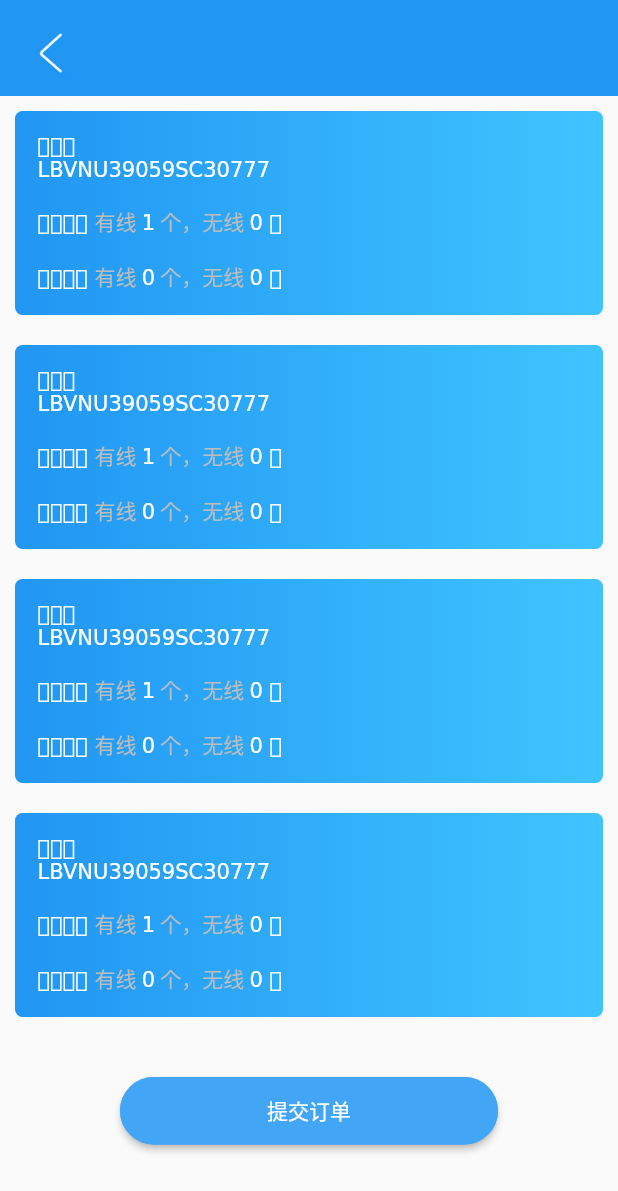
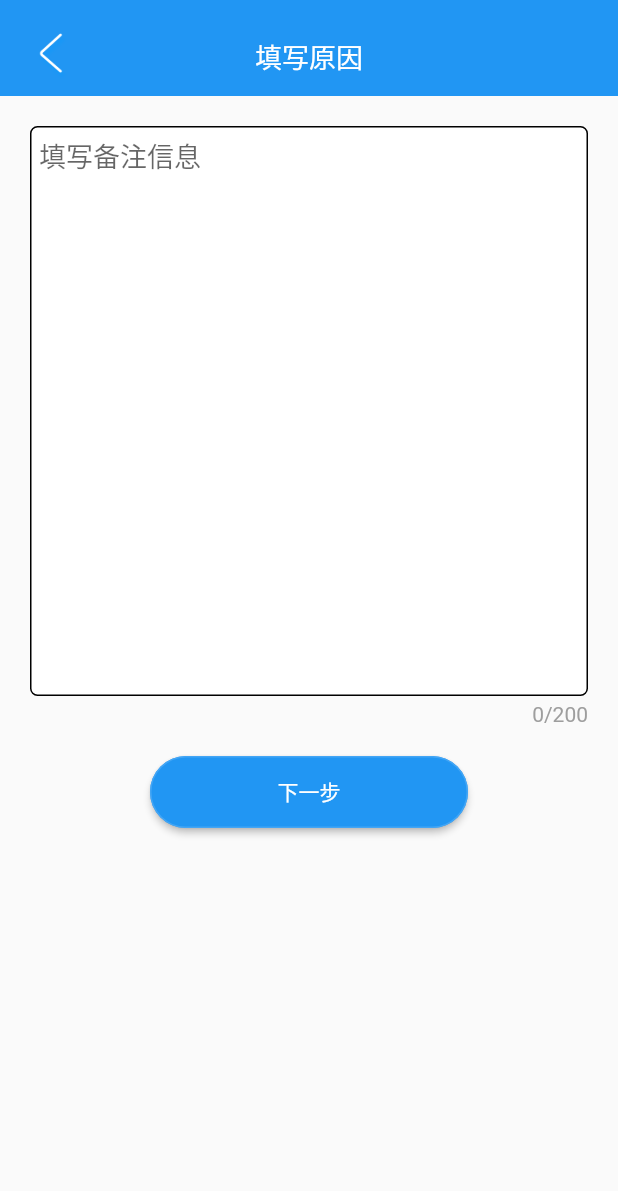
Before and after one commit to cookiemouse/dispatch_flutter, a Flutter app: the StartPage screen opened by its route, after a tap on "提交订单", on a phone screen of 412 x 824 dp. Shown: the top 1191 px of the screen. Run offline on Flutter 3.47's test engine with Material 2 defaults, Android fonts, the phone set to English and light mode, and no system bars; our stand-ins replace fluttertoast.

Commit message:
添加填写原因页面

```diff
--- a/lib/main.dart
+++ b/lib/main.dart
@@ -8,6 +8,7 @@ import 'pages/StartPage.dart';
 import 'pages/ChoiceWorkerPage.dart';
 import 'pages/StatisticsPage.dart';
 import 'pages/InstallPage.dart';
+import 'pages/EditReasonPage.dart';
 
 ManagerHomePage _mManagerHomePage = new ManagerHomePage(page: 0,);
 WorkerHomePage _mWorkerHomePage = new WorkerHomePage(page: 0,);
@@ -25,6 +26,7 @@ void main() => runApp(new MaterialApp(
         '/choiceworker': (context) => new ChoiceWorkerPage(),
         '/statistics': (context) => new StatisticsPage(isManager: false,),
         '/install': (context) => new InstallPage(),
+        '/editreason': (context) => new EditReasonPage(),
         '/test': (context) => new TestPage(),
       },
     ));
--- /dev/null
+++ b/lib/pages/EditReasonPage.dart
@@ -0,0 +1,83 @@
+import 'package:flutter/material.dart';
+import '../widgets/ModuleTitleBack.dart';
+import '../resources/ModuleDecoration.dart';
+import '../resources/ModuleBorder.dart';
+
+String mStr = '';
+
+class EditReasonPage extends StatefulWidget {
+  @override
+  State createState() {
+    return new _EditReasonPageState();
+  }
+}
+
+class _EditReasonPageState extends State {
+  @override
+  Widget build(BuildContext context) {
+    return new Scaffold(
+      body: new Column(
+        children: <Widget>[
+          new ModuleTitleBack(
+            title: '填写原因',
+            color: Colors.blue,
+          ),
+          new Expanded(
+            child: new ListView(
+              padding: const EdgeInsets.all(0.0),
+              children: <Widget>[
+                new Container(
+                  decoration: ModuleDecoration.editRoundRectDecorationReason(),
+                  height: 380.0,
+                  margin:
+                      const EdgeInsets.only(left: 20.0, right: 20.0, top: 20.0),
+                  child: new TextField(
+                    onChanged: (str) {
+                      mStr = str;
+                    },
+                    maxLines: 20,
+                    maxLength: 200,
+                    maxLengthEnforced: true,
+                    style: new TextStyle(fontSize: 18.0, color: Colors.black),
+                    decoration: const InputDecoration(
+                      border: InputBorder.none,
+                      contentPadding: const EdgeInsets.only(
+                          left: 5.0, right: 5.0, top: 5.0),
+                      counterText: '',
+                      hintText: '填写备注信息',
+                    ),
+                  ),
+                ),
+                new Container(
+                  margin: const EdgeInsets.only(top: 4.0, right: 20.0),
+                  child: new Row(
+                    children: <Widget>[
+                      new Expanded(child: new Text('')),
+                      new Text(
+                        '${mStr.length}/200',
+                        style: new TextStyle(color: Colors.grey),
+                      ),
+                    ],
+                  ),
+                ),
+                new Container(
+                  margin: const EdgeInsets.only(top: 20.0, left: 100.0, right: 100.0),
+                  height: 48.0,
+                  child: new RaisedButton(
+                    child: new Text(
+                      '下一步',
+                      style: new TextStyle(color: Colors.white),
+                    ),
+                    color: Colors.blue,
+                    shape: ModuleBorder.buttonRoundBorder(),
+                    onPressed: () {},
+                  ),
+                ),
+              ],
+            ),
+          ),
+        ],
+      ),
+    );
+  }
+}
--- a/lib/pages/LoginPage.dart
+++ b/lib/pages/LoginPage.dart
@@ -163,11 +163,8 @@ class _LoginPageState extends State {
     return new Scaffold(
       backgroundColor: Colors.white,
       body: new Center(
-        child: new SafeArea(
-          bottom: true,
-          child: new SingleChildScrollView(
-            child: page,
-          ),
+        child: new SingleChildScrollView(
+          child: page,
         ),
       ),
     );
--- a/lib/pages/ModifyPasswordPage.dart
+++ b/lib/pages/ModifyPasswordPage.dart
@@ -9,7 +9,8 @@ class ModifyPasswordPage extends StatefulWidget {
 }
 
 class _ModifyPasswordPageState extends State<ModifyPasswordPage> {
-  Widget _page = new Column(
+  Widget _page = new ListView(
+    padding: const EdgeInsets.all(0.0),
     children: <Widget>[
       new ModuleTitleBack(
         title: '派工',
--- a/lib/pages/StartPage.dart
+++ b/lib/pages/StartPage.dart
@@ -69,7 +69,10 @@ class _StartPageState extends State<StartPage> {
             ),
             color: Colors.blue[400],
             shape: ModuleBorder.buttonRoundBorder(),
-              onPressed: () {}),
+            onPressed: () {
+              Navigator.pushNamed(context, '/editreason');
+            },
+          ),
         ));
 
     //  返回两种布局
--- a/lib/resources/ModuleDecoration.dart
+++ b/lib/resources/ModuleDecoration.dart
@@ -101,6 +101,17 @@ class ModuleDecoration {
     );
   }
 
+  static editRoundRectDecorationReason() {
+    Radius radius = new Radius.circular(5.0);
+    return new ShapeDecoration(
+      color: Colors.white,
+      shape: new RoundedRectangleBorder(
+        borderRadius: new BorderRadius.all(radius),
+        side: new BorderSide(color: Colors.black, width: 1.0),
+      ),
+    );
+  }
+
   static textRoundRectDecorationNormal() {
     Radius radius = new Radius.circular(15.0);
     return new ShapeDecoration(
```
Lines whose indentation alone changed are shown as unchanged.
